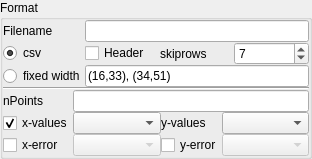
Before: the Qt Designer form mfm/io/csvInput.ui in Fluorescence-Tools/chisurf, drawn with Qt 5.
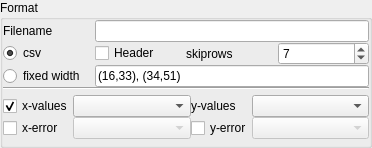
After: the same form once the commit is applied.

```diff
--- a/mfm/io/csvInput.ui
+++ b/mfm/io/csvInput.ui
@@ -6,8 +6,8 @@
    <rect>
     <x>0</x>
     <y>0</y>
-    <width>312</width>
-    <height>140</height>
+    <width>372</width>
+    <height>148</height>
    </rect>
   </property>
   <property name="windowTitle">
@@ -133,7 +133,66 @@
            <property name="spacing">
             <number>0</number>
            </property>
+           <item row="1" column="1">
+            <widget class="QComboBox" name="comboBox_error_x_column">
+             <property name="enabled">
+              <bool>false</bool>
+             </property>
+             <property name="editable">
+              <bool>false</bool>
+             </property>
+            </widget>
+           </item>
            <item row="1" column="0">
+            <widget class="QCheckBox" name="checkBox_3">
+             <property name="sizePolicy">
+              <sizepolicy hsizetype="Fixed" vsizetype="Fixed">
+               <horstretch>0</horstretch>
+               <verstretch>0</verstretch>
+              </sizepolicy>
+             </property>
+             <property name="layoutDirection">
+              <enum>Qt::LeftToRight</enum>
+             </property>
+             <property name="text">
+              <string>x-error</string>
+             </property>
+            </widget>
+           </item>
+           <item row="0" column="3">
+            <widget class="QComboBox" name="comboBox_y_column">
+             <property name="editable">
+              <bool>false</bool>
+             </property>
+            </widget>
+           </item>
+           <item row="1" column="2">
+            <widget class="QCheckBox" name="checkBox_4">
+             <property name="sizePolicy">
+              <sizepolicy hsizetype="Fixed" vsizetype="Fixed">
+               <horstretch>0</horstretch>
+               <verstretch>0</verstretch>
+              </sizepolicy>
+             </property>
+             <property name="layoutDirection">
+              <enum>Qt::LeftToRight</enum>
+             </property>
+             <property name="text">
+              <string>y-error</string>
+             </property>
+            </widget>
+           </item>
+           <item row="1" column="3">
+            <widget class="QComboBox" name="comboBox_error_y_column">
+             <property name="enabled">
+              <bool>false</bool>
+             </property>
+             <property name="editable">
+              <bool>false</bool>
+             </property>
+            </widget>
+           </item>
+           <item row="0" column="0">
             <widget class="QCheckBox" name="checkBox">
              <property name="sizePolicy">
               <sizepolicy hsizetype="Fixed" vsizetype="Fixed">
@@ -149,21 +208,14 @@
              </property>
             </widget>
            </item>
-           <item row="1" column="1">
-            <widget class="QComboBox" name="comboBox">
+           <item row="0" column="1">
+            <widget class="QComboBox" name="comboBox_x_column">
              <property name="editable">
               <bool>false</bool>
              </property>
             </widget>
            </item>
-           <item row="0" column="0">
-            <widget class="QLabel" name="label_5">
-             <property name="text">
-              <string>nPoints</string>
-             </property>
-            </widget>
-           </item>
-           <item row="1" column="2">
+           <item row="0" column="2">
             <widget class="QLabel" name="label_3">
              <property name="sizePolicy">
               <sizepolicy hsizetype="Fixed" vsizetype="Preferred">
@@ -176,75 +228,6 @@
              </property>
             </widget>
            </item>
-           <item row="1" column="3">
-            <widget class="QComboBox" name="comboBox_2">
-             <property name="editable">
-              <bool>false</bool>
-             </property>
-            </widget>
-           </item>
-           <item row="0" column="1" colspan="3">
-            <widget class="QLineEdit" name="lineEdit_9">
-             <property name="enabled">
-              <bool>true</bool>
-             </property>
-             <property name="readOnly">
-              <bool>true</bool>
-             </property>
-            </widget>
-           </item>
-           <item row="2" column="0">
-            <widget class="QCheckBox" name="checkBox_3">
-             <property name="sizePolicy">
-              <sizepolicy hsizetype="Fixed" vsizetype="Fixed">
-               <horstretch>0</horstretch>
-               <verstretch>0</verstretch>
-              </sizepolicy>
-             </property>
-             <property name="layoutDirection">
-              <enum>Qt::LeftToRight</enum>
-             </property>
-             <property name="text">
-              <string>x-error</string>
-             </property>
-            </widget>
-           </item>
-           <item row="2" column="1">
-            <widget class="QComboBox" name="comboBox_3">
-             <property name="enabled">
-              <bool>false</bool>
-             </property>
-             <property name="editable">
-              <bool>false</bool>
-             </property>
-            </widget>
-           </item>
-           <item row="2" column="2">
-            <widget class="QCheckBox" name="checkBox_4">
-             <property name="sizePolicy">
-              <sizepolicy hsizetype="Fixed" vsizetype="Fixed">
-               <horstretch>0</horstretch>
-               <verstretch>0</verstretch>
-              </sizepolicy>
-             </property>
-             <property name="layoutDirection">
-              <enum>Qt::LeftToRight</enum>
-             </property>
-             <property name="text">
-              <string>y-error</string>
-             </property>
-            </widget>
-           </item>
-           <item row="2" column="3">
-            <widget class="QComboBox" name="comboBox_4">
-             <property name="enabled">
-              <bool>false</bool>
-             </property>
-             <property name="editable">
-              <bool>false</bool>
-             </property>
-            </widget>
-           </item>
           </layout>
          </item>
         </layout>
```
Left out of the diff: 56 changed lines with no effect on the pictures.
